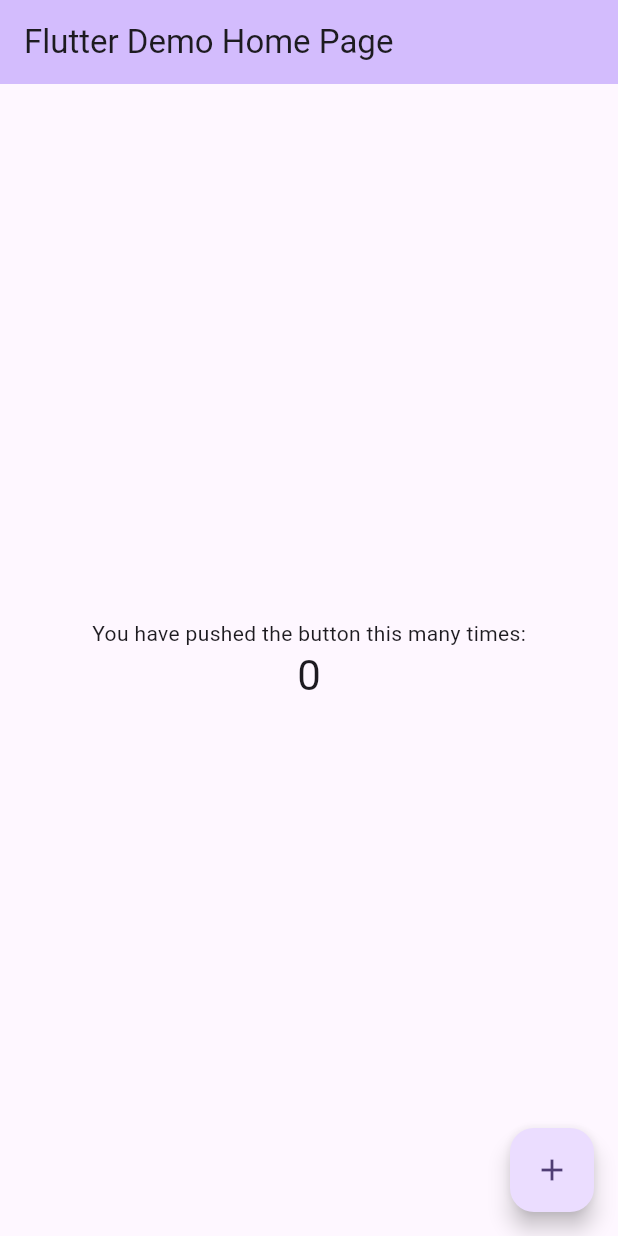
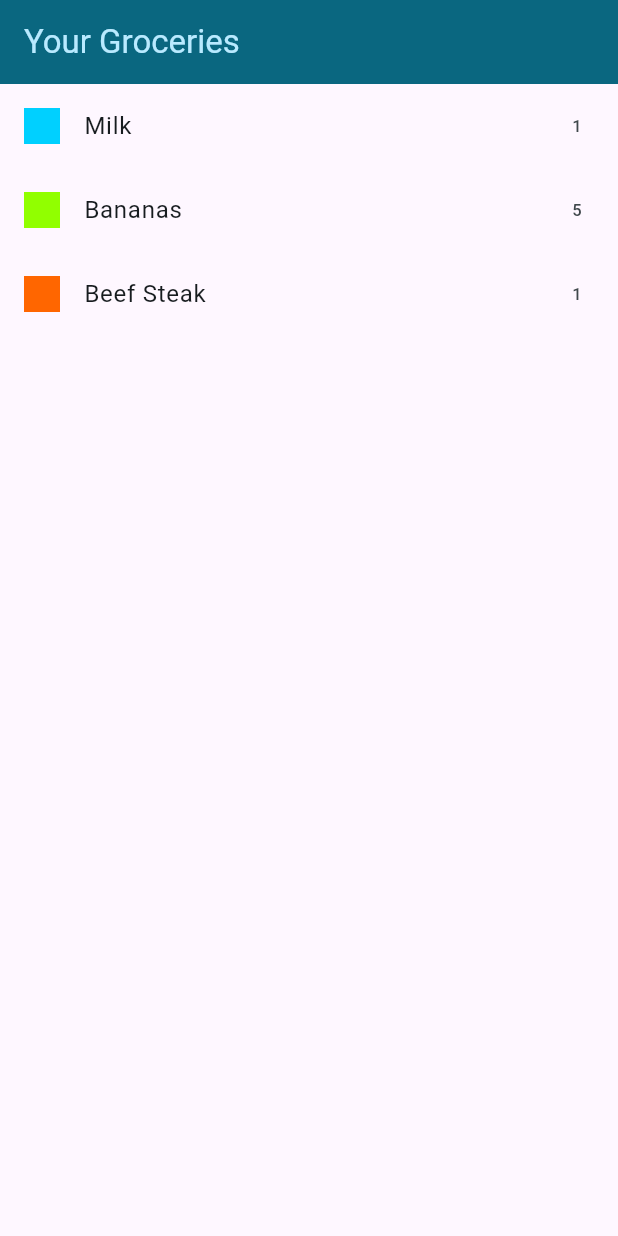
Before and after one commit to elianaferreira/shopping_list, a Flutter app: the screen it shows after launch, on a phone screen of 412 x 824 dp. Run offline on Flutter 3.47's test engine with Material 2 defaults, Android fonts, the phone set to English and light mode, and no system bars.

Commit message:
first approach for Groceries Screen

```diff
--- /dev/null
+++ b/lib/data/dummy_items.dart
@@ -0,0 +1,21 @@
+import 'package:shopping_list/data/categories.dart';
+import 'package:shopping_list/models/categories.dart';
+import 'package:shopping_list/models/grocery_item.dart';
+
+final groceryItems = [
+  GroceryItem(
+      id: 'a',
+      name: 'Milk',
+      quantity: 1,
+      category: categories[Categories.dairy]!),
+  GroceryItem(
+      id: 'b',
+      name: 'Bananas',
+      quantity: 5,
+      category: categories[Categories.fruit]!),
+  GroceryItem(
+      id: 'c',
+      name: 'Beef Steak',
+      quantity: 1,
+      category: categories[Categories.meat]!),
+];
--- a/lib/main.dart
+++ b/lib/main.dart
@@ -1,125 +1,26 @@
 import 'package:flutter/material.dart';
+import 'package:shopping_list/screens/grocery_list.dart';
+
+final kColorScheme = ColorScheme.fromSeed(seedColor: const Color(0XFF19A7CE));
+final theme = ThemeData.light(useMaterial3: true).copyWith(
+    colorScheme: kColorScheme,
+    appBarTheme: const AppBarTheme().copyWith(
+      backgroundColor: kColorScheme.primary,
+      foregroundColor: kColorScheme.primaryContainer,
+    ));
 
 void main() {
-  runApp(const MyApp());
+  runApp(const App());
 }
 
-class MyApp extends StatelessWidget {
-  const MyApp({super.key});
+class App extends StatelessWidget {
+  const App({super.key});
 
-  // This widget is the root of your application.
   @override
   Widget build(BuildContext context) {
     return MaterialApp(
-      title: 'Flutter Demo',
-      theme: ThemeData(
-        // This is the theme of your application.
-        //
-        // TRY THIS: Try running your application with "flutter run". You'll see
-        // the application has a blue toolbar. Then, without quitting the app,
-        // try changing the seedColor in the colorScheme below to Colors.green
-        // and then invoke "hot reload" (save your changes or press the "hot
-        // reload" button in a Flutter-supported IDE, or press "r" if you used
-        // the command line to start the app).
-        //
-        // Notice that the counter didn't reset back to zero; the application
-        // state is not lost during the reload. To reset the state, use hot
-        // restart instead.
-        //
-        // This works for code too, not just values: Most code changes can be
-        // tested with just a hot reload.
-        colorScheme: ColorScheme.fromSeed(seedColor: Colors.deepPurple),
-        useMaterial3: true,
-      ),
-      home: const MyHomePage(title: 'Flutter Demo Home Page'),
+      theme: theme,
+      home: const GroceryList(),
     );
   }
 }
-
-class MyHomePage extends StatefulWidget {
-  const MyHomePage({super.key, required this.title});
-
-  // This widget is the home page of your application. It is stateful, meaning
-  // that it has a State object (defined below) that contains fields that affect
-  // how it looks.
-
-  // This class is the configuration for the state. It holds the values (in this
-  // case the title) provided by the parent (in this case the App widget) and
-  // used by the build method of the State. Fields in a Widget subclass are
-  // always marked "final".
-
-  final String title;
-
-  @override
-  State<MyHomePage> createState() => _MyHomePageState();
-}
-
-class _MyHomePageState extends State<MyHomePage> {
-  int _counter = 0;
-
-  void _incrementCounter() {
-    setState(() {
-      // This call to setState tells the Flutter framework that something has
-      // changed in this State, which causes it to rerun the build method below
-      // so that the display can reflect the updated values. If we changed
-      // _counter without calling setState(), then the build method would not be
-      // called again, and so nothing would appear to happen.
-      _counter++;
-    });
-  }
-
-  @override
-  Widget build(BuildContext context) {
-    // This method is rerun every time setState is called, for instance as done
-    // by the _incrementCounter method above.
-    //
-    // The Flutter framework has been optimized to make rerunning build methods
-    // fast, so that you can just rebuild anything that needs updating rather
-    // than having to individually change instances of widgets.
-    return Scaffold(
-      appBar: AppBar(
-        // TRY THIS: Try changing the color here to a specific color (to
-        // Colors.amber, perhaps?) and trigger a hot reload to see the AppBar
-        // change color while the other colors stay the same.
-        backgroundColor: Theme.of(context).colorScheme.inversePrimary,
-        // Here we take the value from the MyHomePage object that was created by
-        // the App.build method, and use it to set our appbar title.
-        title: Text(widget.title),
-      ),
-      body: Center(
-        // Center is a layout widget. It takes a single child and positions it
-        // in the middle of the parent.
-        child: Column(
-          // Column is also a layout widget. It takes a list of children and
-          // arranges them vertically. By default, it sizes itself to fit its
-          // children horizontally, and tries to be as tall as its parent.
-          //
-          // Column has various properties to control how it sizes itself and
-          // how it positions its children. Here we use mainAxisAlignment to
-          // center the children vertically; the main axis here is the vertical
-          // axis because Columns are vertical (the cross axis would be
-          // horizontal).
-          //
-          // TRY THIS: Invoke "debug painting" (choose the "Toggle Debug Paint"
-          // action in the IDE, or press "p" in the console), to see the
-          // wireframe for each widget.
-          mainAxisAlignment: MainAxisAlignment.center,
-          children: <Widget>[
-            const Text(
-              'You have pushed the button this many times:',
-            ),
-            Text(
-              '$_counter',
-              style: Theme.of(context).textTheme.headlineMedium,
-            ),
-          ],
-        ),
-      ),
-      floatingActionButton: FloatingActionButton(
-        onPressed: _incrementCounter,
-        tooltip: 'Increment',
-        child: const Icon(Icons.add),
-      ), // This trailing comma makes auto-formatting nicer for build methods.
-    );
-  }
-}
--- /dev/null
+++ b/lib/screens/grocery_list.dart
@@ -0,0 +1,29 @@
+import 'package:flutter/material.dart';
+
+import 'package:shopping_list/data/dummy_items.dart';
+import 'package:shopping_list/utils/dimens.dart';
+
+class GroceryList extends StatelessWidget {
+  const GroceryList({super.key});
+
+  @override
+  Widget build(BuildContext context) {
+    return Scaffold(
+      appBar: AppBar(
+        title: const Text('Your Groceries'),
+      ),
+      body: ListView.builder(
+        itemCount: groceryItems.length,
+        itemBuilder: (ctx, index) => ListTile(
+          title: Text(groceryItems[index].name),
+          leading: Container(
+            width: Dimens.itemIconSize,
+            height: Dimens.itemIconSize,
+            color: groceryItems[index].category.color,
+          ),
+          trailing: Text(groceryItems[index].quantity.toString()),
+        ),
+      ),
+    );
+  }
+}
--- /dev/null
+++ b/lib/utils/dimens.dart
@@ -0,0 +1,3 @@
+class Dimens {
+  static const double itemIconSize = 24;
+}
```
Also changed, not shown: lib/data/categories.dart (added, +46 -0 lines), lib/models/categories.dart (added, +21 -0 lines), lib/models/grocery_item.dart (added, +15 -0 lines).
